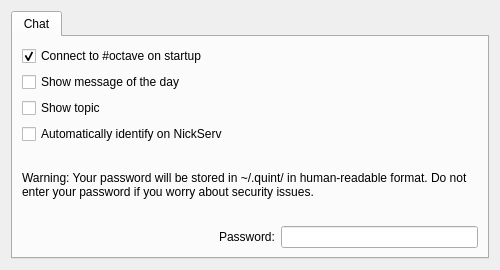
First picture: the form in gui/src/SettingsDialog.ui, repository ctaggart/octave, before the edit.
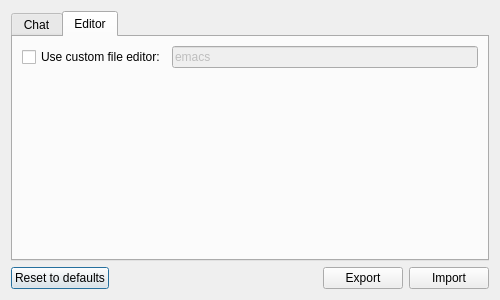
Second picture: the form after the edit. The open tabs and pages were chosen to show the change.

Commit message: User can set a custom file editor instead of the built-in one.

The edit to the form file:
```diff
--- a/gui/src/SettingsDialog.ui
+++ b/gui/src/SettingsDialog.ui
@@ -10,26 +10,26 @@
     <x>0</x>
     <y>0</y>
     <width>500</width>
-    <height>270</height>
+    <height>300</height>
    </rect>
   </property>
   <property name="minimumSize">
    <size>
     <width>500</width>
-    <height>270</height>
+    <height>300</height>
    </size>
   </property>
   <property name="maximumSize">
    <size>
     <width>500</width>
-    <height>270</height>
+    <height>300</height>
    </size>
   </property>
   <property name="windowTitle">
    <string>Settings</string>
   </property>
-  <layout class="QGridLayout" name="gridLayout">
-   <item row="1" column="0">
+  <layout class="QVBoxLayout" name="verticalLayout_2">
+   <item>
     <widget class="QTabWidget" name="tabWidget">
      <property name="currentIndex">
       <number>0</number>
@@ -106,6 +106,9 @@
            </item>
            <item>
             <widget class="QLineEdit" name="nickServPassword">
+             <property name="enabled">
+              <bool>false</bool>
+             </property>
              <property name="echoMode">
               <enum>QLineEdit::Password</enum>
              </property>
@@ -117,8 +120,87 @@
        </item>
       </layout>
      </widget>
+     <widget class="QWidget" name="tab">
+      <attribute name="title">
+       <string>Editor</string>
+      </attribute>
+      <layout class="QGridLayout" name="gridLayout">
+       <item row="0" column="0">
+        <layout class="QHBoxLayout" name="horizontalLayout_3">
+         <item>
+          <widget class="QCheckBox" name="useCustomFileEditor">
+           <property name="text">
+            <string>Use custom file editor:</string>
+           </property>
+          </widget>
+         </item>
+         <item>
+          <widget class="QLineEdit" name="customFileEditor">
+           <property name="enabled">
+            <bool>false</bool>
+           </property>
+           <property name="text">
+            <string>emacs</string>
+           </property>
+          </widget>
+         </item>
+        </layout>
+       </item>
+       <item row="1" column="0">
+        <spacer name="verticalSpacer">
+         <property name="orientation">
+          <enum>Qt::Vertical</enum>
+         </property>
+         <property name="sizeHint" stdset="0">
+          <size>
+           <width>20</width>
+           <height>158</height>
+          </size>
+         </property>
+        </spacer>
+       </item>
+      </layout>
+     </widget>
     </widget>
    </item>
+   <item>
+    <layout class="QHBoxLayout" name="horizontalLayout_2">
+     <item>
+      <widget class="QPushButton" name="resetButton">
+       <property name="text">
+        <string>Reset to defaults</string>
+       </property>
+      </widget>
+     </item>
+     <item>
+      <spacer name="horizontalSpacer_2">
+       <property name="orientation">
+        <enum>Qt::Horizontal</enum>
+       </property>
+       <property name="sizeHint" stdset="0">
+        <size>
+         <width>40</width>
+         <height>20</height>
+        </size>
+       </property>
+      </spacer>
+     </item>
+     <item>
+      <widget class="QPushButton" name="exportButton">
+       <property name="text">
+        <string>Export</string>
+       </property>
+      </widget>
+     </item>
+     <item>
+      <widget class="QPushButton" name="importButton">
+       <property name="text">
+        <string>Import</string>
+       </property>
+      </widget>
+     </item>
+    </layout>
+   </item>
   </layout>
  </widget>
  <resources/>
```
Left out of the diff: 35 changed lines with no effect on the pictures. The commit also changes 3 other files.
